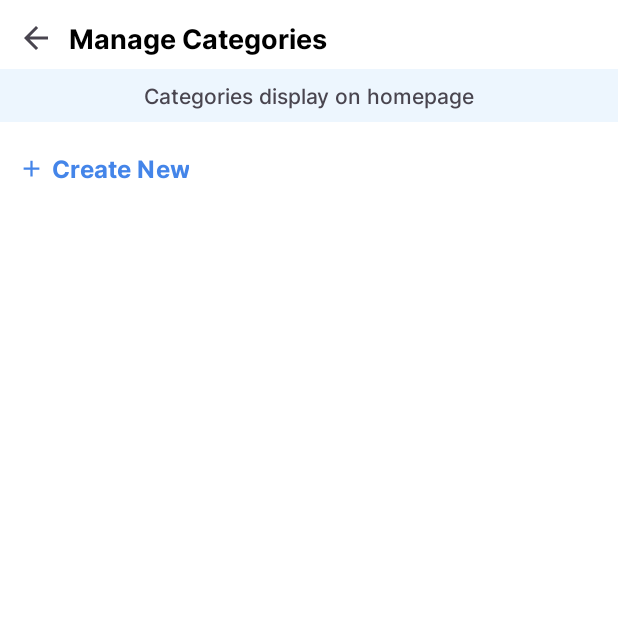
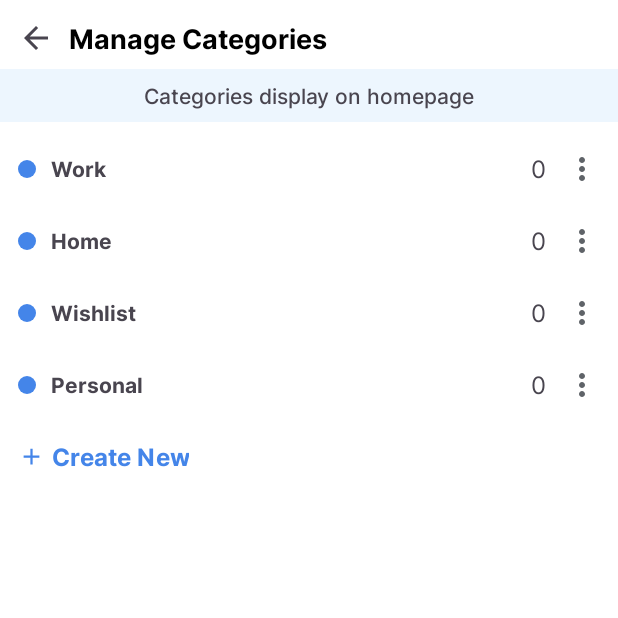
Before and after one commit to lamlqdev/ToDoList, an Android app: the AddOrEditCategoryActivity screen opened directly, with no data from a screen before it, on a phone screen of 412 x 824 dp, the top half of it. Run offline under Robolectric (Android 15) with nearby library versions, the phone set to English and light mode, and no system bars.

Commit message:
implement delete category function

```diff
--- a/app/src/main/java/com/example/todolist/DAO/ITaskDAO.java
+++ b/app/src/main/java/com/example/todolist/DAO/ITaskDAO.java
@@ -17,4 +17,5 @@ public interface ITaskDAO {
     List<Task> getTasksByCategoryName(String categoryName);
     List<Task> getCompletedTasksByCategoryName(String categoryName);
     List<Task> searchTasksByName(String nameTask);
+    void deleteTasksByCategoryName(String categoryName);
 }
--- a/app/src/main/java/com/example/todolist/activity/AddOrEditCategoryActivity.java
+++ b/app/src/main/java/com/example/todolist/activity/AddOrEditCategoryActivity.java
@@ -1,17 +1,61 @@
 package com.example.todolist.activity;
 
+import android.content.Intent;
 import android.os.Bundle;
+import android.view.View;
 
 import androidx.appcompat.app.AppCompatActivity;
+import androidx.recyclerview.widget.LinearLayoutManager;
 
+import com.example.todolist.DAO.CategoryDAOImpl;
+import com.example.todolist.adapter.CategoryManagerAdapter;
 import com.example.todolist.databinding.ActivityAddOrEditCategoryBinding;
+import com.example.todolist.model.Category;
+
+import java.util.List;
 
 public class AddOrEditCategoryActivity extends AppCompatActivity {
     private ActivityAddOrEditCategoryBinding binding;
+    public static final int RESULT_OK = 1;
+    private CategoryDAOImpl categoryDAOImpl;
+    private List<Category> categoryList;
+    private CategoryManagerAdapter categoryManagerAdapter;
     @Override
     protected void onCreate(Bundle savedInstanceState) {
         super.onCreate(savedInstanceState);
         binding = ActivityAddOrEditCategoryBinding.inflate(getLayoutInflater());
         setContentView(binding.getRoot());
+        initializeData();
+        setWidgets();
+        setEvents();
+    }
+
+    private void initializeData() {
+        categoryDAOImpl = new CategoryDAOImpl(this);
+        categoryList = categoryDAOImpl.getAllCategories();
+        categoryManagerAdapter = new CategoryManagerAdapter(categoryList, this);
+    }
+
+    private void setWidgets() {
+        binding.recyclerViewCategories.setLayoutManager(new LinearLayoutManager(this, LinearLayoutManager.VERTICAL, false));
+        binding.recyclerViewCategories.setAdapter(categoryManagerAdapter);
+    }
+
+    private void setEvents() {
+        binding.buttonBack.setOnClickListener(new View.OnClickListener() {
+            @Override
+            public void onClick(View v) {
+                Intent resultIntent = new Intent();
+                setResult(RESULT_OK, resultIntent);
+                finish();
+            }
+        });
+
+        binding.buttonAddCategory.setOnClickListener(new View.OnClickListener() {
+            @Override
+            public void onClick(View v) {
+
+            }
+        });
     }
 }
--- /dev/null
+++ b/app/src/main/java/com/example/todolist/adapter/CategoryManagerAdapter.java
@@ -0,0 +1,117 @@
+package com.example.todolist.adapter;
+
+import android.content.Context;
+import android.content.DialogInterface;
+import android.graphics.drawable.GradientDrawable;
+import android.view.ContextThemeWrapper;
+import android.view.Gravity;
+import android.view.LayoutInflater;
+import android.view.View;
+import android.view.ViewGroup;
+import android.widget.PopupMenu;
+
+import androidx.annotation.NonNull;
+import androidx.recyclerview.widget.RecyclerView;
+
+import com.example.todolist.DAO.CategoryDAOImpl;
+import com.example.todolist.DAO.TaskDAOImpl;
+import com.example.todolist.R;
+import com.example.todolist.databinding.ItemListManageCategoryBinding;
+import com.example.todolist.model.Category;
+import com.example.todolist.model.Task;
+import com.google.android.material.dialog.MaterialAlertDialogBuilder;
+
+import java.util.List;
+
+public class CategoryManagerAdapter extends RecyclerView.Adapter<CategoryManagerAdapter.CategoryManagerViewHolder>{
+
+    private List<Category> categories;
+    private Context context;
+    private LayoutInflater layoutInflater;
+    private TaskDAOImpl taskDAOImpl;
+    private CategoryDAOImpl categoryDAOImpl;
+
+    public CategoryManagerAdapter(List<Category> categories, Context context) {
+        this.categories = categories;
+        this.context = context;
+        this.taskDAOImpl = new TaskDAOImpl(context);
+        this.categoryDAOImpl = new CategoryDAOImpl(context);
+        this.layoutInflater = LayoutInflater.from(context);
+    }
+
+    @NonNull
+    @Override
+    public CategoryManagerViewHolder onCreateViewHolder(@NonNull ViewGroup parent, int viewType) {
+        ItemListManageCategoryBinding binding = ItemListManageCategoryBinding.inflate(layoutInflater, parent, false);
+        return new CategoryManagerViewHolder(binding);
+    }
+
+    @Override
+    public void onBindViewHolder(@NonNull CategoryManagerViewHolder holder, int position) {
+        Category category = categories.get(position);
+
+        int color = category.getColor();
+        GradientDrawable drawable = (GradientDrawable) holder.binding.categoryColor.getBackground();
+        drawable.setColor(color);
+
+        holder.binding.categoryName.setText(category.getName());
+
+        List<Task> tasks = taskDAOImpl.getTasksByCategoryName(category.getName());
+        int taskCount = tasks.size();
+        holder.binding.taskCount.setText(String.valueOf(taskCount));
+
+        holder.binding.moreOptions.setOnClickListener(new View.OnClickListener() {
+            @Override
+            public void onClick(View v) {
+                Context wrapper = new ContextThemeWrapper(context, R.style.popupMenuStyle);
+                PopupMenu popup = new PopupMenu(wrapper, v, Gravity.END);
+                popup.getMenuInflater().inflate(R.menu.category_manager_menu, popup.getMenu());
+
+                popup.setOnMenuItemClickListener(item -> {
+
+                    if (item.getItemId() == R.id.delete) {
+                        new MaterialAlertDialogBuilder(context, R.style.ThemeOverlay_App_MaterialAlertDialog)
+                                .setTitle("Delete the Category?")
+                                .setMessage("All tasks in this category will be deleted")
+                                .setPositiveButton("Delete", new DialogInterface.OnClickListener() {
+                                    @Override
+                                    public void onClick(DialogInterface dialog, int which) {
+                                        taskDAOImpl.deleteTasksByCategoryName(category.getName());
+                                        categoryDAOImpl.deleteCategory(category);
+                                        categories.remove(category);
+                                        notifyDataSetChanged();
+                                    }
+                                })
+                                .setNegativeButton("Cancel", new DialogInterface.OnClickListener() {
+                                    @Override
+                                    public void onClick(DialogInterface dialog, int which) {
+                                        dialog.dismiss();
+                                    }
+                                })
+                                .show();
+                    }
+
+                    if (item.getItemId() == R.id.edit) {
+
+                    }
+
+                    return true;
+                });
+                popup.show();
+            }
+        });
+    }
+
+    @Override
+    public int getItemCount() {
+        return categories.size();
+    }
+
+    public static class CategoryManagerViewHolder extends RecyclerView.ViewHolder{
+        private ItemListManageCategoryBinding binding;
+        public CategoryManagerViewHolder(@NonNull ItemListManageCategoryBinding binding) {
+            super(binding.getRoot());
+            this.binding = binding;
+        }
+    }
+}
--- a/app/src/main/res/layout/activity_add_or_edit_category.xml
+++ b/app/src/main/res/layout/activity_add_or_edit_category.xml
@@ -56,7 +56,7 @@
 
     <Button
         style="@style/Widget.Material3.Button.TextButton"
-        android:id="@+id/buttonAddSubtask"
+        android:id="@+id/buttonAddCategory"
         android:layout_width="wrap_content"
         android:layout_height="wrap_content"
         android:text="@string/create_new"
--- /dev/null
+++ b/app/src/main/res/layout/item_list_manage_category.xml
@@ -0,0 +1,45 @@
+<?xml version="1.0" encoding="utf-8"?>
+<LinearLayout xmlns:android="http://schemas.android.com/apk/res/android"
+    android:orientation="horizontal"
+    android:gravity="center_vertical"
+    android:layout_width="match_parent"
+    android:layout_height="wrap_content"
+    android:paddingTop="12dp"
+    android:paddingBottom="12dp">
+
+    <View
+        android:id="@+id/categoryColor"
+        android:layout_width="12dp"
+        android:layout_height="12dp"
+        android:gravity="center"
+        android:background="@drawable/marker"/>
+
+    <TextView
+        android:id="@+id/categoryName"
+        android:layout_width="0sp"
+        android:layout_height="wrap_content"
+        android:layout_weight="1"
+        android:layout_marginStart="10dp"
+        android:textSize="14sp"
+        android:fontFamily="@font/inter_bold"/>
+
+    <TextView
+        android:id="@+id/taskCount"
+        android:layout_width="wrap_content"
+        android:layout_height="wrap_content"
+        android:layout_marginStart="5dp"
+        android:layout_marginEnd="12dp"
+        android:textSize="16sp"
+        android:fontFamily="@font/inter_regular"/>
+
+    <ImageButton
+        android:id="@+id/moreOptions"
+        android:layout_width="wrap_content"
+        android:layout_height="wrap_content"
+        android:background="@null"
+        android:layout_gravity="center"
+        android:layout_marginEnd="12dp"
+        android:contentDescription="@string/task_fragment_option"
+        android:src="@drawable/ic_more_options" />
+
+</LinearLayout>
--- /dev/null
+++ b/app/src/main/res/menu/category_manager_menu.xml
@@ -0,0 +1,15 @@
+<?xml version="1.0" encoding="utf-8"?>
+<menu xmlns:android="http://schemas.android.com/apk/res/android">
+    <item
+        android:id="@+id/edit"
+        android:title="@string/edit"
+        android:background="@color/white"/>
+    <item
+        android:id="@+id/delete"
+        android:title="@string/delete"
+        android:background="@color/white"/>
+    <item
+        android:id="@+id/hide"
+        android:title="@string/hide"
+        android:background="@color/white"/>
+</menu>
--- a/app/src/main/res/values/strings.xml
+++ b/app/src/main/res/values/strings.xml
@@ -41,7 +41,7 @@
     <string name="no_tasks_in_category">No tasks in this category.</string>
     <string name="guide_add_task">Click + to create your task</string>
     <string name="add_notes">Add notes</string>
-    <string name="edit">EDIT</string>
+    <string name="edit">Edit</string>
     <string name="mark_as_undone">Mark as undone</string>
     <string name="mark_as_done">Mark as done</string>
     <string name="start_to_focus">Start to Focus</string>
@@ -66,4 +66,5 @@
     <string name="alphabetical_a_z">Alphabetical A-Z</string>
     <string name="categories_display_on_homepage">Categories display on homepage</string>
     <string name="create_new">Create New</string>
+    <string name="hide">Hide</string>
 </resources>
--- a/gradle/libs.versions.toml
+++ b/gradle/libs.versions.toml
@@ -1,5 +1,5 @@
 [versions]
-agp = "8.4.1"
+agp = "8.5.1"
 junit = "4.13.2"
 junitVersion = "1.1.5"
 espressoCore = "3.5.1"
```
Also changed, not shown: app/src/main/java/com/example/todolist/DAO/TaskDAOImpl.java (+16 -0 lines), app/src/main/java/com/example/todolist/fragment/TasksFragment.java (+16 -1 lines), app/src/main/java/com/example/todolist/utils/TaskCategorizer.java (+16 -4 lines), gradle/wrapper/gradle-wrapper.properties.
